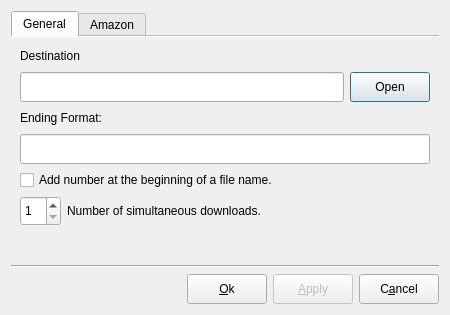
Qt form ui/Settings.ui (Christian-Kr/qlamz) before a commit.
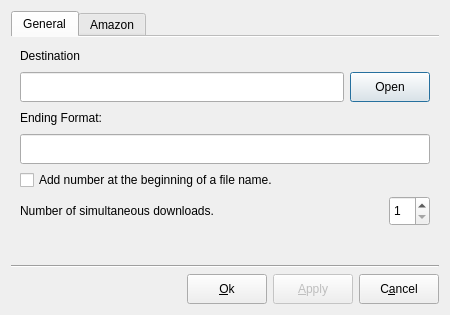
The same form after that commit.

Commit message: Relayout the settigns dialog.

Patch:
```diff
--- a/ui/Settings.ui
+++ b/ui/Settings.ui
@@ -147,6 +147,13 @@
            </item>
            <item>
             <layout class="QHBoxLayout" name="horizontalLayout_5">
+             <item>
+              <widget class="QLabel" name="label_5">
+               <property name="text">
+                <string>Number of simultaneous downloads.</string>
+               </property>
+              </widget>
+             </item>
              <item>
               <widget class="QSpinBox" name="spinBoxMaxDownloads">
                <property name="sizePolicy">
@@ -166,13 +173,6 @@
                </property>
               </widget>
              </item>
-             <item>
-              <widget class="QLabel" name="label_5">
-               <property name="text">
-                <string>Number of simultaneous downloads.</string>
-               </property>
-              </widget>
-             </item>
             </layout>
            </item>
            <item>
```
